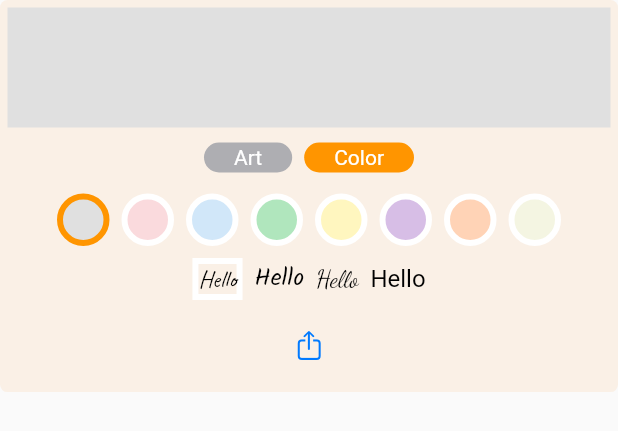
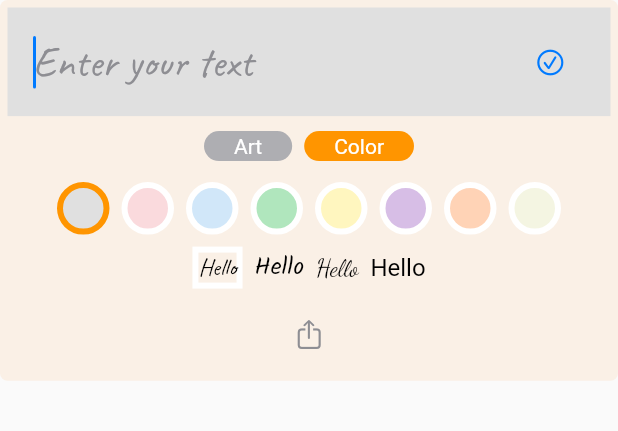
Before and after one commit to omparaday/motivationalquotes, a Flutter app: the ImageShare widget shown alone on an empty page, opened directly with empty values, after a tap on "Color", on a phone screen of 412 x 824 dp. Shown: the top 431 px of the screen. Run offline on Flutter 3.47's test engine with Material 2 defaults, Android fonts, the phone set to English and light mode, and no system bars; our stand-ins replace flutter_local_notifications, flutter_native_timezone, flutter_slidable, google_fonts, google_mobile_ads, in_app_review and 4 more; missing offline and left inert: shared_preferences_web; accounts and stored records are empty.

Commit message:
ImageShare to support custom text/quotes

```diff
--- a/lib/l10n/Localizations.dart
+++ b/lib/l10n/Localizations.dart
@@ -45,6 +45,7 @@ class L10n {
       'allQuotesWelcome': 'More than 500 quotes from the great authors at All Quotes page. You can search quotes by author name or keywords.',
       'todayWelcome': 'Get a new quote everyday. Mark your favorite quotes and share them with your friends and family with personalized fonts and background.',
       'welcome': 'Welcome to Motivational Quotes!\nEnergize your day and that of your friends and family with carefully handpicked quotes from great authors.',
+      'enterTextMessage': 'Enter your text'
     }
   };
 
--- a/lib/listpage.dart
+++ b/lib/listpage.dart
@@ -173,7 +173,7 @@ class _AllQuotesPageState extends State<AllQuotesPage> {
           builder: (BuildContext context) => Dialog(
               backgroundColor:
                   CupertinoTheme.of(context).scaffoldBackgroundColor,
-              child: ImageShare(name, quote, author))).then((value) {
+              child: ImageShare(quote, author))).then((value) {
         counter++;
         if (counter == 2) {
           _loadAd();
--- a/lib/quoteoftheday.dart
+++ b/lib/quoteoftheday.dart
@@ -94,14 +94,14 @@ class _QuoteOfTheDayState extends State<QuoteOfTheDay>
     super.dispose();
   }
 
-  void showSharePopup(String name, String content, String author) {
+  void showSharePopup(String content, String author) {
     if (!kIsWeb) {
       showCupertinoModalPopup<void>(
           context: context,
           builder: (BuildContext context) => Dialog(
               backgroundColor:
               CupertinoTheme.of(context).scaffoldBackgroundColor,
-              child: ImageShare(name, content ?? '', author))).then((value) {
+              child: ImageShare(content ?? '', author))).then((value) {
         counter++;
         if (counter == 3) {
           _loadAd();
@@ -262,8 +262,18 @@ class _QuoteOfTheDayState extends State<QuoteOfTheDay>
                                   children: <Widget>[
                                     CupertinoButton(
                                       onPressed: () => {
+                                        showSharePopup('', '')
+                                      },
+                                      child: Icon(CupertinoIcons.pencil_ellipsis_rectangle),
+                                    ),
+                                    VerticalDivider(
+                                      color: Colors.black,
+                                      thickness: 40,
+                                      width: 20,
+                                    ),
+                                    CupertinoButton(
+                                      onPressed: () => {
                                         showSharePopup(
-                                            _quote?.name ?? '',
                                             _quote?.content ?? '',
                                             _quote?.author ?? '')
                                       },
--- a/lib/widgets/ImageShare.dart
+++ b/lib/widgets/ImageShare.dart
@@ -21,12 +21,12 @@ const String KEY_BG_COLOR = 'shareBgColor';
 const String KEY_BG_IMAGE = 'shareBgImage';
 
 class ImageShare extends StatefulWidget {
-  final String name, text, author;
+  final String text, author;
 
-  const ImageShare(String this.name, String this.text, String this.author);
+  const ImageShare(String this.text, String this.author);
 
   @override
-  ImageShareState createState() => ImageShareState(name, text, author);
+  ImageShareState createState() => ImageShareState(text, author);
 }
 
 const Color DEFAULT_BG_COLOR = Color.fromARGB(255, 224, 224, 224);
@@ -34,9 +34,15 @@ const String DEFAULT_BG_IMAGE = 'assets/bgarts/1.png';
 const bool DEFAULT_USE_IMG_BG = true;
 
 class ImageShareState extends State<ImageShare> {
-  String name, text, author;
+  String text, author;
+  bool isEditing = false, textFocussed = false;
+  late TextEditingController writeTextController;
 
-  ImageShareState(String this.name, String this.text, String this.author);
+  ImageShareState(String this.text, String this.author) {
+    if (text.isEmpty) {
+      isEditing = true;
+    }
+  }
 
   GlobalKey globalKey = GlobalKey();
   late Uint8List pngBytes;
@@ -105,14 +111,11 @@ class ImageShareState extends State<ImageShare> {
     ByteData? byteData = await image.toByteData(format: ui.ImageByteFormat.png);
     setState(() {
       pngBytes = byteData!.buffer.asUint8List();
-      clicked = true;
     });
   }
 
   Future<void> shareImage() async {
-    if (!clicked) {
-      await _capturePng();
-    }
+    await _capturePng();
     final box = context.findRenderObject() as RenderBox?;
     Share.shareXFiles([XFile.fromData(pngBytes, mimeType: 'image/png')],
         sharePositionOrigin: box!.localToGlobal(Offset.zero) & box.size);
@@ -122,6 +125,7 @@ class ImageShareState extends State<ImageShare> {
   void initState() {
     // TODO: implement initState
     super.initState();
+    writeTextController = TextEditingController();
     updateLastSettings();
   }
 
@@ -148,7 +152,57 @@ class ImageShareState extends State<ImageShare> {
                   )
                       : null,
                   padding: EdgeInsets.all(10),
-                  child: Column(
+                  child: isEditing ?
+                  Focus(
+                      onFocusChange: (focus) => setState(() {
+                        textFocussed = focus;
+                      }),
+                      child: CupertinoTextField(
+                        autofocus: true,
+                        keyboardType: TextInputType.multiline,
+                        controller: writeTextController,
+                        maxLines: null,
+                        decoration: null,
+                        placeholderStyle: TextStyle(
+                            shadows: useImgBg
+                                ? <Shadow>[
+                              Shadow(
+                                offset: Offset(1.0, 1.0),
+                                blurRadius: 3.0,
+                                color: CupertinoColors.secondaryLabel,
+                              )
+                            ]
+                                : null,
+                            fontFamily: font,
+                            color: CupertinoColors.systemGrey,
+                            fontSize: LARGE_FONTSIZE),
+                        style: TextStyle(
+                            shadows: useImgBg
+                                ? <Shadow>[
+                              Shadow(
+                                offset: Offset(1.0, 1.0),
+                                blurRadius: 3.0,
+                                color: CupertinoColors.secondaryLabel,
+                              )
+                            ]
+                                : null,
+                            fontFamily: font,
+                            color: CupertinoColors.black,
+                            fontSize: LARGE_FONTSIZE),
+                        suffix: textFocussed
+                            ? CupertinoButton(
+                          child: new Icon(CupertinoIcons
+                              .checkmark_circle),
+                          onPressed: () {
+                            FocusManager.instance.primaryFocus
+                                ?.unfocus();
+                          },
+                        )
+                            : SizedBox.shrink(),
+                        placeholder: L10n.of(context)
+                            .resource('enterTextMessage'),
+                      ))
+                      : Column(
                     children: <Widget>[
                       Text(text,
                           style: TextStyle(
@@ -223,8 +277,8 @@ class ImageShareState extends State<ImageShare> {
             ),
             Row(mainAxisAlignment: MainAxisAlignment.center, children: <Widget>[
               CupertinoButton(
-                onPressed: shareImage,
-                child: Icon(CupertinoIcons.share),
+                onPressed: textFocussed ? null : shareImage,
+                child: Icon(CupertinoIcons.share, color: textFocussed ? CupertinoColors.systemGrey : CupertinoColors.activeBlue,),
               )
             ]),
           ]),
```
